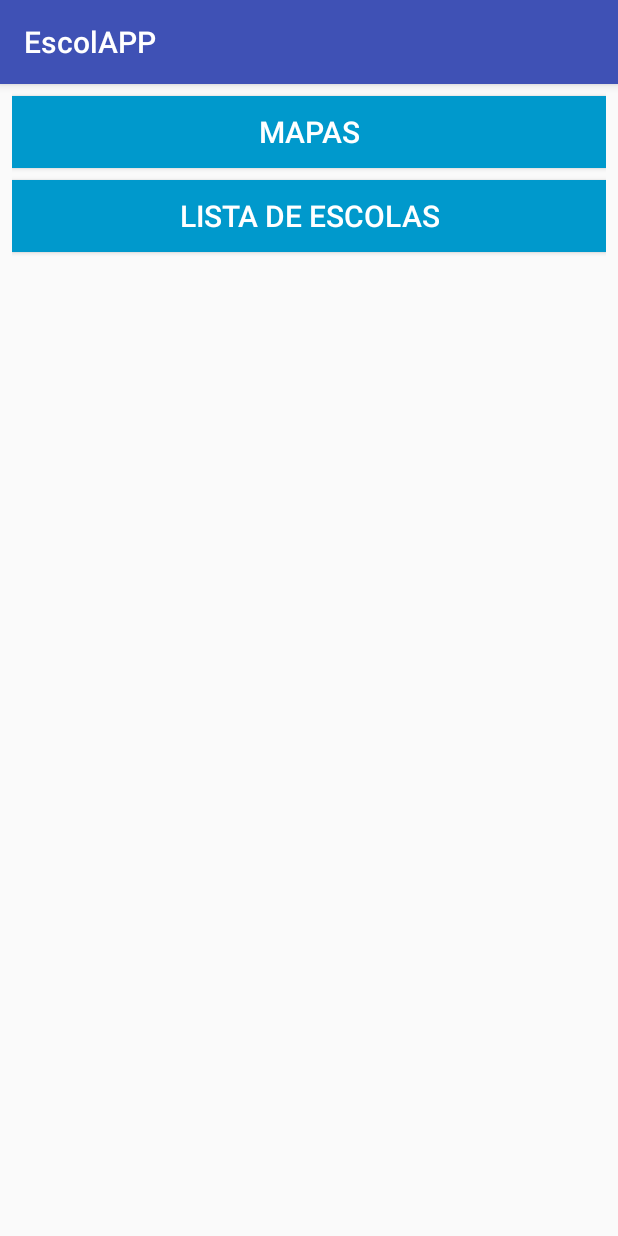
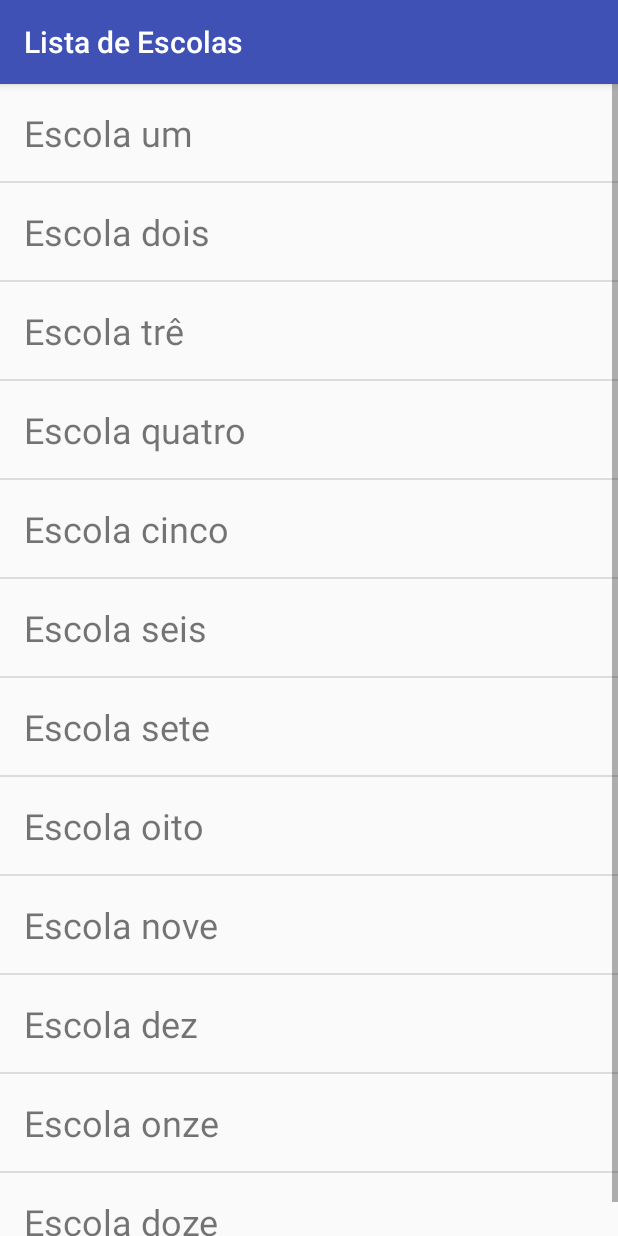
Before and after one commit to batutista/EscolAPPv2, an Android app: the Acessar screen opened directly, with no data from a screen before it, after a tap on "LISTA DE ESCOLAS", on a phone screen of 412 x 824 dp. Run offline under Robolectric (Android 15) with nearby library versions, the phone set to English and light mode, and no system bars.

Commit message:
Mapa funcinando. Lista de Escolas(Recycle View) funcinando.

```diff
--- a/app/build.gradle
+++ b/app/build.gradle
@@ -39,4 +39,6 @@ dependencies {
 
 
 
+
+
 apply plugin: 'com.google.gms.google-services'
--- a/app/src/debug/res/values/google_maps_api.xml
+++ b/app/src/debug/res/values/google_maps_api.xml
@@ -20,5 +20,5 @@
     Once you have your key (it starts with "AIza"), replace the "google_maps_key"
     string in this file.
     -->
-    <string name="google_maps_key" templateMergeStrategy="preserve" translatable="false">AIzaSyDRXsqLYC7Gnfyj4mkgHGSQrOrYw1lSD0A</string>
+    <string name="google_maps_key" templateMergeStrategy="preserve" translatable="false">AIzaSyDaAwHJmDNqxsAQQSAZNBe445LPCYNPwY4</string>
 </resources>
--- /dev/null
+++ b/app/src/main/java/br/com/italoqueiroz/escolapp/Atividades/Acessar.java
@@ -0,0 +1,36 @@
+package br.com.italoqueiroz.escolapp.Atividades;
+
+import android.content.Intent;
+import android.support.v7.app.AppCompatActivity;
+import android.os.Bundle;
+import android.view.View;
+import android.widget.Button;
+
+import br.com.italoqueiroz.escolapp.R;
+
+public class Acessar extends AppCompatActivity {
+
+    @Override
+    protected void onCreate(Bundle savedInstanceState) {
+        super.onCreate(savedInstanceState);
+        setContentView(R.layout.activity_acessar);
+
+        Button botaoMapas = (Button) findViewById(R.id.buttonMapas);
+        botaoMapas.setOnClickListener(new View.OnClickListener() {
+            @Override
+            public void onClick(View v) {
+                Intent mapas = new Intent(Acessar.this, MapasEscolas.class);
+                startActivity(mapas);
+            }
+        });
+
+        Button listaEscolas = (Button)findViewById(R.id.buttonListaEscolas);
+        listaEscolas.setOnClickListener(new View.OnClickListener() {
+            @Override
+            public void onClick(View v) {
+                Intent listaEscolaIntent = new Intent(Acessar.this, ListaEscolas.class);
+                startActivity(listaEscolaIntent);
+            }
+        });
+    }
+}
--- /dev/null
+++ b/app/src/main/java/br/com/italoqueiroz/escolapp/Atividades/ListaEscolas.java
@@ -0,0 +1,43 @@
+package br.com.italoqueiroz.escolapp.Atividades;
+
+import android.support.v7.app.AppCompatActivity;
+import android.os.Bundle;
+import android.widget.ArrayAdapter;
+import android.widget.ListView;
+
+import java.util.ArrayList;
+
+import br.com.italoqueiroz.escolapp.Classes.Escola;
+import br.com.italoqueiroz.escolapp.Classes.EscolaAdapter;
+import br.com.italoqueiroz.escolapp.R;
+
+public class ListaEscolas extends AppCompatActivity {
+
+    @Override
+    protected void onCreate(Bundle savedInstanceState) {
+        super.onCreate(savedInstanceState);
+        setContentView(R.layout.activity_lista_escolas);
+
+
+        ArrayList<Escola> escolas = new ArrayList<Escola>();
+        escolas.add(new Escola("Escola um"));
+        escolas.add(new Escola("Escola dois"));
+        escolas.add(new Escola("Escola trê"));
+        escolas.add(new Escola("Escola quatro"));
+        escolas.add(new Escola("Escola cinco"));
+        escolas.add(new Escola("Escola seis"));
+        escolas.add(new Escola("Escola sete"));
+        escolas.add(new Escola("Escola oito"));
+        escolas.add(new Escola("Escola nove"));
+        escolas.add(new Escola("Escola dez"));
+        escolas.add(new Escola("Escola onze"));
+        escolas.add(new Escola("Escola doze"));
+
+
+        EscolaAdapter adapter = new EscolaAdapter(this, escolas);
+
+        ListView listView = (ListView) findViewById(R.id.lista_escolas);
+
+        listView.setAdapter(adapter);
+    }
+}
--- a/app/src/main/java/br/com/italoqueiroz/escolapp/MainActivity.java
+++ b/app/src/main/java/br/com/italoqueiroz/escolapp/Atividades/MainActivity.java
@@ -1,4 +1,4 @@
-package br.com.italoqueiroz.escolapp;
+package br.com.italoqueiroz.escolapp.Atividades;
 
 import android.content.Intent;
 import android.os.Bundle;
@@ -14,6 +14,8 @@ import com.google.android.gms.tasks.Task;
 import com.google.firebase.auth.AuthResult;
 import com.google.firebase.auth.FirebaseAuth;
 import com.google.firebase.auth.FirebaseUser;
+
+import br.com.italoqueiroz.escolapp.R;
 
 public class MainActivity extends AppCompatActivity {
 
--- /dev/null
+++ b/app/src/main/java/br/com/italoqueiroz/escolapp/Classes/Escola.java
@@ -0,0 +1,18 @@
+package br.com.italoqueiroz.escolapp.Classes;
+
+/**
+ * Created by batut on 15/10/2017.
+ */
+
+public class Escola {
+    private String nomeEscola;
+
+
+    public Escola(String nome){
+        nomeEscola = nome;
+    }
+
+    public String getNomeEscola(){
+        return nomeEscola;
+    }
+}
--- /dev/null
+++ b/app/src/main/java/br/com/italoqueiroz/escolapp/Classes/EscolaAdapter.java
@@ -0,0 +1,46 @@
+package br.com.italoqueiroz.escolapp.Classes;
+
+import android.app.Activity;
+import android.content.Context;
+import android.support.annotation.LayoutRes;
+import android.support.annotation.NonNull;
+import android.support.annotation.Nullable;
+import android.view.LayoutInflater;
+import android.view.View;
+import android.view.ViewGroup;
+import android.widget.ArrayAdapter;
+import android.widget.TextView;
+
+import java.util.ArrayList;
+
+import br.com.italoqueiroz.escolapp.R;
+
+/**
+ * Created by batut on 15/10/2017.
+ */
+
+public class EscolaAdapter extends ArrayAdapter<Escola> {
+
+
+    public EscolaAdapter(Activity context, ArrayList<Escola> arrayWord) {
+        super(context, 0, arrayWord);
+    }
+
+    @NonNull
+    @Override
+    public View getView(int position, @Nullable View convertView, @NonNull ViewGroup parent) {
+        View listItemView = convertView;
+        if (listItemView == null) {
+            listItemView = LayoutInflater.from(getContext()).inflate(R.layout.list_escolas, parent, false);
+        }
+
+
+        Escola currentEscola = getItem(position);
+
+        TextView nomeEscola = (TextView) listItemView.findViewById(R.id.nome_da_escola);
+
+        nomeEscola.setText(currentEscola.getNomeEscola());
+
+        return listItemView;
+    }
+}
--- a/app/src/main/res/layout/activity_acessar.xml
+++ b/app/src/main/res/layout/activity_acessar.xml
@@ -4,7 +4,7 @@
     xmlns:tools="http://schemas.android.com/tools"
     android:layout_width="match_parent"
     android:layout_height="match_parent"
-    tools:context="br.com.italoqueiroz.escolapp.Acessar"
+    tools:context="br.com.italoqueiroz.escolapp.Atividades.Acessar"
     android:orientation="vertical"
     android:layout_marginRight="8dp"
     android:layout_marginLeft="8dp"
--- a/app/src/main/res/layout/activity_cadastrar.xml
+++ b/app/src/main/res/layout/activity_cadastrar.xml
@@ -6,7 +6,7 @@
     android:layout_width="match_parent"
     android:layout_height="match_parent"
     android:orientation="vertical"
-    tools:context="br.com.italoqueiroz.escolapp.Cadastrar"
+    tools:context="br.com.italoqueiroz.escolapp.Atividades.Cadastrar"
     android:layout_marginRight="8dp"
     android:layout_marginLeft="8dp"
     android:layout_marginBottom="8dp">
--- /dev/null
+++ b/app/src/main/res/layout/activity_lista_escolas.xml
@@ -0,0 +1,11 @@
+<?xml version="1.0" encoding="utf-8"?>
+<ListView xmlns:android="http://schemas.android.com/apk/res/android"
+    xmlns:app="http://schemas.android.com/apk/res-auto"
+    xmlns:tools="http://schemas.android.com/tools"
+    android:id="@+id/lista_escolas"
+    android:orientation="vertical"
+    android:layout_width="match_parent"
+    android:layout_height="match_parent"
+    tools:context="br.com.italoqueiroz.escolapp.Atividades.ListaEscolas">
+
+</ListView>
--- a/app/src/main/res/layout/activity_main.xml
+++ b/app/src/main/res/layout/activity_main.xml
@@ -6,7 +6,7 @@
     android:layout_height="match_parent"
     android:background="@color/colorPrimaryDark"
     android:orientation="vertical"
-    tools:context="br.com.italoqueiroz.escolapp.MainActivity">
+    tools:context="br.com.italoqueiroz.escolapp.Atividades.MainActivity">
 
     <ImageView
         android:layout_width="wrap_content"
--- /dev/null
+++ b/app/src/main/res/layout/list_escolas.xml
@@ -0,0 +1,17 @@
+<?xml version="1.0" encoding="utf-8"?>
+<LinearLayout xmlns:android="http://schemas.android.com/apk/res/android"
+    xmlns:tools="http://schemas.android.com/tools"
+    android:id="@+id/list"
+    android:orientation="vertical"
+    android:layout_width="match_parent"
+    android:layout_height="match_parent"
+    android:padding="16dp">
+
+    <TextView
+        android:id="@+id/nome_da_escola"
+        android:layout_width="match_parent"
+        android:layout_height="wrap_content"
+        android:textSize="24sp"
+        tools:text="Nome da Escola " />
+
+</LinearLayout>
--- a/app/src/main/res/values/strings.xml
+++ b/app/src/main/res/values/strings.xml
@@ -7,4 +7,5 @@
 
     <string name="action_settings">Settings</string>
     <string name="title_activity_maps">Map</string>
+    <string name="title_activity_mapas_escolas">Map</string>
 </resources>
```
Also changed, not shown: app/src/main/AndroidManifest.xml (+15 -6 lines), app/src/main/java/br/com/italoqueiroz/escolapp/Acessar.java (deleted, +0 -13 lines), app/src/main/java/br/com/italoqueiroz/escolapp/Atividades/Cadastrar.java (renamed from app/src/main/java/br/com/italoqueiroz/escolapp/Cadastrar.java, +3 -4 lines), app/src/main/java/br/com/italoqueiroz/escolapp/Atividades/MapasEscolas.java (added, +48 -0 lines), app/src/main/res/layout/activity_mapas_escolas.xml (added, +8 -0 lines).
